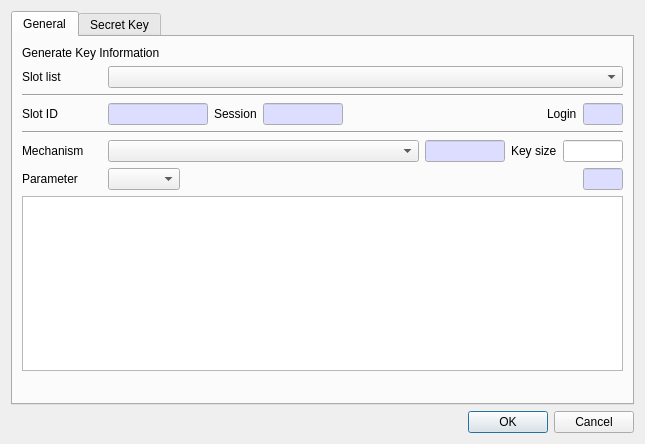
Qt form CryptokiMan/gen_key_dlg.ui (jykim74/CryptokiMan) before a commit.
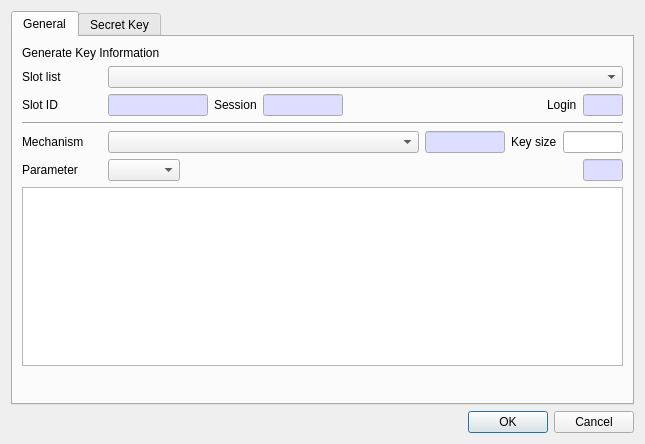
The same form after that commit.

```diff
--- a/CryptokiMan/gen_key_dlg.ui
+++ b/CryptokiMan/gen_key_dlg.ui
@@ -61,13 +61,6 @@
          </item>
         </layout>
        </item>
-       <item>
-        <widget class="Line" name="line">
-         <property name="orientation">
-          <enum>Qt::Horizontal</enum>
-         </property>
-        </widget>
-       </item>
        <item>
         <layout class="QGridLayout" name="gridLayout_3">
          <property name="topMargin">
```
